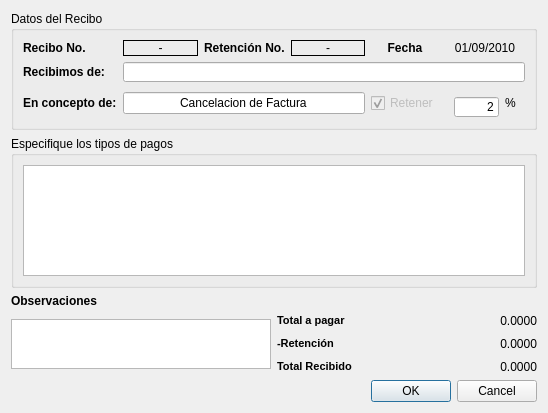
Before: the Qt Designer form src/ui/credito.ui in armonge/EsquipulasPy, drawn with Qt 5.
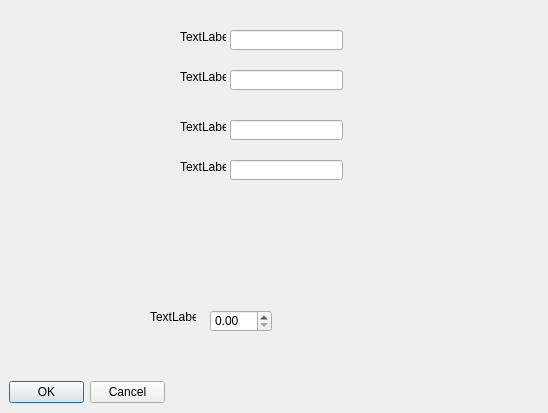
After: the same form once the commit is applied.

Diff of the .ui file:
```diff
--- a/src/ui/credito.ui
+++ b/src/ui/credito.ui
@@ -13,495 +13,137 @@
   <property name="windowTitle">
    <string>Recibo</string>
   </property>
-  <layout class="QVBoxLayout" name="verticalLayout">
-   <item>
-    <widget class="QGroupBox" name="groupBox_4">
-     <property name="maximumSize">
-      <size>
-       <width>16777215</width>
-       <height>140</height>
-      </size>
-     </property>
-     <property name="title">
-      <string>Datos del Recibo</string>
-     </property>
-     <layout class="QHBoxLayout" name="horizontalLayout">
-      <item>
-       <layout class="QGridLayout" name="gridLayout">
-        <item row="0" column="0">
-         <widget class="QLabel" name="label_2">
-          <property name="sizePolicy">
-           <sizepolicy hsizetype="Fixed" vsizetype="Preferred">
-            <horstretch>0</horstretch>
-            <verstretch>0</verstretch>
-           </sizepolicy>
-          </property>
-          <property name="text">
-           <string>&lt;b&gt;Recibo No.&lt;/b&gt;</string>
-          </property>
-         </widget>
-        </item>
-        <item row="0" column="1">
-         <widget class="QLabel" name="lblnrec">
-          <property name="sizePolicy">
-           <sizepolicy hsizetype="MinimumExpanding" vsizetype="Fixed">
-            <horstretch>0</horstretch>
-            <verstretch>0</verstretch>
-           </sizepolicy>
-          </property>
-          <property name="styleSheet">
-           <string notr="true">border:1px solid #000</string>
-          </property>
-          <property name="text">
-           <string>-</string>
-          </property>
-          <property name="alignment">
-           <set>Qt::AlignCenter</set>
-          </property>
-         </widget>
-        </item>
-        <item row="0" column="2" colspan="2">
-         <widget class="QLabel" name="label_7">
-          <property name="enabled">
-           <bool>true</bool>
-          </property>
-          <property name="sizePolicy">
-           <sizepolicy hsizetype="Fixed" vsizetype="Preferred">
-            <horstretch>0</horstretch>
-            <verstretch>0</verstretch>
-           </sizepolicy>
-          </property>
-          <property name="text">
-           <string>&lt;b&gt;Retención No.&lt;/b&gt;</string>
-          </property>
-         </widget>
-        </item>
-        <item row="0" column="4">
-         <widget class="QLabel" name="lblnreten">
-          <property name="enabled">
-           <bool>true</bool>
-          </property>
-          <property name="sizePolicy">
-           <sizepolicy hsizetype="MinimumExpanding" vsizetype="Fixed">
-            <horstretch>0</horstretch>
-            <verstretch>0</verstretch>
-           </sizepolicy>
-          </property>
-          <property name="maximumSize">
-           <size>
-            <width>16777215</width>
-            <height>20</height>
-           </size>
-          </property>
-          <property name="styleSheet">
-           <string notr="true">border:1px solid #000</string>
-          </property>
-          <property name="text">
-           <string>-</string>
-          </property>
-          <property name="alignment">
-           <set>Qt::AlignCenter</set>
-          </property>
-         </widget>
-        </item>
-        <item row="0" column="5">
-         <widget class="QLabel" name="label_5">
-          <property name="sizePolicy">
-           <sizepolicy hsizetype="Preferred" vsizetype="Preferred">
-            <horstretch>0</horstretch>
-            <verstretch>0</verstretch>
-           </sizepolicy>
-          </property>
-          <property name="text">
-           <string>&lt;b&gt;Fecha&lt;/b&gt;</string>
-          </property>
-          <property name="alignment">
-           <set>Qt::AlignCenter</set>
-          </property>
-         </widget>
-        </item>
-        <item row="0" column="6">
-         <widget class="QLabel" name="lblfecha">
-          <property name="sizePolicy">
-           <sizepolicy hsizetype="Preferred" vsizetype="Preferred">
-            <horstretch>0</horstretch>
-            <verstretch>0</verstretch>
-           </sizepolicy>
-          </property>
-          <property name="text">
-           <string>01/09/2010</string>
-          </property>
-          <property name="alignment">
-           <set>Qt::AlignCenter</set>
-          </property>
-         </widget>
-        </item>
-        <item row="1" column="0">
-         <widget class="QLabel" name="label">
-          <property name="sizePolicy">
-           <sizepolicy hsizetype="Fixed" vsizetype="Preferred">
-            <horstretch>0</horstretch>
-            <verstretch>0</verstretch>
-           </sizepolicy>
-          </property>
-          <property name="text">
-           <string>&lt;b&gt;Recibimos de:&lt;/b&gt;</string>
-          </property>
-         </widget>
-        </item>
-        <item row="1" column="1" colspan="6">
-         <widget class="QLineEdit" name="txtcliente">
-          <property name="sizePolicy">
-           <sizepolicy hsizetype="Expanding" vsizetype="Minimum">
-            <horstretch>0</horstretch>
-            <verstretch>0</verstretch>
-           </sizepolicy>
-          </property>
-          <property name="minimumSize">
-           <size>
-            <width>0</width>
-            <height>20</height>
-           </size>
-          </property>
-          <property name="readOnly">
-           <bool>true</bool>
-          </property>
-         </widget>
-        </item>
-        <item row="2" column="0">
-         <widget class="QLabel" name="label_6">
-          <property name="sizePolicy">
-           <sizepolicy hsizetype="Fixed" vsizetype="Preferred">
-            <horstretch>0</horstretch>
-            <verstretch>0</verstretch>
-           </sizepolicy>
-          </property>
-          <property name="text">
-           <string>&lt;b&gt;En concepto de:&lt;/b&gt;</string>
-          </property>
-          <property name="buddy">
-           <cstring>txtconcepto</cstring>
-          </property>
-         </widget>
-        </item>
-        <item row="2" column="1" colspan="4">
-         <widget class="QLineEdit" name="txtconcepto">
-          <property name="sizePolicy">
-           <sizepolicy hsizetype="MinimumExpanding" vsizetype="Fixed">
-            <horstretch>0</horstretch>
-            <verstretch>0</verstretch>
-           </sizepolicy>
-          </property>
-          <property name="minimumSize">
-           <size>
-            <width>0</width>
-            <height>20</height>
-           </size>
-          </property>
-          <property name="styleSheet">
-           <string notr="true"/>
-          </property>
-          <property name="text">
-           <string>Cancelacion de Factura</string>
-          </property>
-          <property name="alignment">
-           <set>Qt::AlignCenter</set>
-          </property>
-          <property name="dragEnabled">
-           <bool>true</bool>
-          </property>
-          <property name="readOnly">
-           <bool>true</bool>
-          </property>
-         </widget>
-        </item>
-        <item row="2" column="6">
-         <widget class="QStackedWidget" name="swtasaret">
-          <property name="sizePolicy">
-           <sizepolicy hsizetype="MinimumExpanding" vsizetype="Preferred">
-            <horstretch>0</horstretch>
-            <verstretch>0</verstretch>
-           </sizepolicy>
-          </property>
-          <property name="minimumSize">
-           <size>
-            <width>0</width>
-            <height>30</height>
-           </size>
-          </property>
-          <property name="maximumSize">
-           <size>
-            <width>80</width>
-            <height>30</height>
-           </size>
-          </property>
-          <property name="currentIndex">
-           <number>1</number>
-          </property>
-          <widget class="QWidget" name="page_9">
-           <layout class="QHBoxLayout" name="horizontalLayout_9">
-            <item>
-             <widget class="QComboBox" name="cbtasaret">
-              <property name="minimumSize">
-               <size>
-                <width>0</width>
-                <height>20</height>
-               </size>
-              </property>
-              <property name="editable">
-               <bool>false</bool>
-              </property>
-             </widget>
-            </item>
-            <item>
-             <widget class="QLabel" name="label_8">
-              <property name="text">
-               <string>%</string>
-              </property>
-             </widget>
-            </item>
-           </layout>
-          </widget>
-          <widget class="QWidget" name="page_10">
-           <layout class="QHBoxLayout" name="horizontalLayout_10">
-            <item>
-             <widget class="QLineEdit" name="txttasaret">
-              <property name="sizePolicy">
-               <sizepolicy hsizetype="MinimumExpanding" vsizetype="Fixed">
-                <horstretch>0</horstretch>
-                <verstretch>0</verstretch>
-               </sizepolicy>
-              </property>
-              <property name="minimumSize">
-               <size>
-                <width>0</width>
-                <height>20</height>
-               </size>
-              </property>
-              <property name="styleSheet">
-               <string notr="true"/>
-              </property>
-              <property name="text">
-               <string>2</string>
-              </property>
-              <property name="alignment">
-               <set>Qt::AlignRight|Qt::AlignTrailing|Qt::AlignVCenter</set>
-              </property>
-              <property name="dragEnabled">
-               <bool>true</bool>
-              </property>
-              <property name="readOnly">
-               <bool>true</bool>
-              </property>
-             </widget>
-            </item>
-            <item>
-             <widget class="QLabel" name="label_9">
-              <property name="text">
-               <string>%</string>
-              </property>
-              <property name="alignment">
-               <set>Qt::AlignLeading|Qt::AlignLeft|Qt::AlignVCenter</set>
-              </property>
-             </widget>
-            </item>
-           </layout>
-          </widget>
-         </widget>
-        </item>
-        <item row="2" column="5">
-         <widget class="QCheckBox" name="ckretener">
-          <property name="enabled">
-           <bool>false</bool>
-          </property>
-          <property name="text">
-           <string>Retener</string>
-          </property>
-          <property name="checked">
-           <bool>true</bool>
-          </property>
-         </widget>
-        </item>
-       </layout>
-      </item>
-     </layout>
-    </widget>
-   </item>
-   <item>
-    <widget class="QGroupBox" name="groupBox_3">
-     <property name="sizePolicy">
-      <sizepolicy hsizetype="MinimumExpanding" vsizetype="Preferred">
-       <horstretch>0</horstretch>
-       <verstretch>0</verstretch>
-      </sizepolicy>
-     </property>
-     <property name="title">
-      <string>Especifique los tipos de pagos</string>
-     </property>
-     <layout class="QHBoxLayout" name="horizontalLayout_7">
-      <item>
-       <widget class="QTableView" name="tabledetails">
-        <property name="sizePolicy">
-         <sizepolicy hsizetype="Preferred" vsizetype="Preferred">
-          <horstretch>0</horstretch>
-          <verstretch>0</verstretch>
-         </sizepolicy>
-        </property>
-        <property name="minimumSize">
-         <size>
-          <width>0</width>
-          <height>70</height>
-         </size>
-        </property>
-        <property name="editTriggers">
-         <set>QAbstractItemView::NoEditTriggers</set>
-        </property>
-       </widget>
-      </item>
-     </layout>
-    </widget>
-   </item>
-   <item>
-    <widget class="QLabel" name="label_20">
-     <property name="enabled">
-      <bool>true</bool>
-     </property>
-     <property name="sizePolicy">
-      <sizepolicy hsizetype="Fixed" vsizetype="Preferred">
-       <horstretch>0</horstretch>
-       <verstretch>0</verstretch>
-      </sizepolicy>
-     </property>
-     <property name="text">
-      <string>&lt;b&gt;Observaciones &lt;/b&gt;</string>
-     </property>
-    </widget>
-   </item>
-   <item>
-    <layout class="QHBoxLayout" name="horizontalLayout_2">
-     <item>
-      <widget class="QPlainTextEdit" name="txtobservaciones">
-       <property name="enabled">
-        <bool>true</bool>
-       </property>
-       <property name="maximumSize">
-        <size>
-         <width>16777215</width>
-         <height>50</height>
-        </size>
-       </property>
-       <property name="readOnly">
-        <bool>true</bool>
-       </property>
-      </widget>
-     </item>
-     <item>
-      <layout class="QGridLayout" name="gridLayout_2">
-       <item row="0" column="0">
-        <widget class="QLabel" name="label_3">
-         <property name="text">
-          <string>&lt;!DOCTYPE HTML PUBLIC &quot;-//W3C//DTD HTML 4.0//EN&quot; &quot;http://www.w3.org/TR/REC-html40/strict.dtd&quot;&gt;
-&lt;html&gt;&lt;head&gt;&lt;meta name=&quot;qrichtext&quot; content=&quot;1&quot; /&gt;&lt;style type=&quot;text/css&quot;&gt;
-p, li { white-space: pre-wrap; }
-&lt;/style&gt;&lt;/head&gt;&lt;body style=&quot; font-family:'MS Shell Dlg 2'; font-size:8.25pt; font-weight:400; font-style:normal;&quot;&gt;
-&lt;p style=&quot; margin-top:0px; margin-bottom:0px; margin-left:0px; margin-right:0px; -qt-block-indent:0; text-indent:0px;&quot;&gt;&lt;span style=&quot; font-weight:600;&quot;&gt;Total a pagar&lt;/span&gt;&lt;/p&gt;&lt;/body&gt;&lt;/html&gt;</string>
-         </property>
-        </widget>
-       </item>
-       <item row="0" column="1">
-        <widget class="QLabel" name="lbltotal">
-         <property name="text">
-          <string>0.0000</string>
-         </property>
-         <property name="alignment">
-          <set>Qt::AlignRight|Qt::AlignTrailing|Qt::AlignVCenter</set>
-         </property>
-        </widget>
-       </item>
-       <item row="1" column="0">
-        <widget class="QLabel" name="label_19">
-         <property name="enabled">
-          <bool>true</bool>
-         </property>
-         <property name="sizePolicy">
-          <sizepolicy hsizetype="Fixed" vsizetype="Preferred">
-           <horstretch>0</horstretch>
-           <verstretch>0</verstretch>
-          </sizepolicy>
-         </property>
-         <property name="text">
-          <string>&lt;!DOCTYPE HTML PUBLIC &quot;-//W3C//DTD HTML 4.0//EN&quot; &quot;http://www.w3.org/TR/REC-html40/strict.dtd&quot;&gt;
-&lt;html&gt;&lt;head&gt;&lt;meta name=&quot;qrichtext&quot; content=&quot;1&quot; /&gt;&lt;style type=&quot;text/css&quot;&gt;
-p, li { white-space: pre-wrap; }
-&lt;/style&gt;&lt;/head&gt;&lt;body style=&quot; font-family:'MS Shell Dlg 2'; font-size:8.25pt; font-weight:400; font-style:normal;&quot;&gt;
-&lt;p style=&quot; margin-top:0px; margin-bottom:0px; margin-left:0px; margin-right:0px; -qt-block-indent:0; text-indent:0px;&quot;&gt;&lt;span style=&quot; font-size:8pt; font-weight:600;&quot;&gt;-Retención&lt;/span&gt;&lt;/p&gt;&lt;/body&gt;&lt;/html&gt;</string>
-         </property>
-        </widget>
-       </item>
-       <item row="1" column="1">
-        <widget class="QLabel" name="lbltotalreten">
-         <property name="enabled">
-          <bool>true</bool>
-         </property>
-         <property name="sizePolicy">
-          <sizepolicy hsizetype="MinimumExpanding" vsizetype="Fixed">
-           <horstretch>0</horstretch>
-           <verstretch>0</verstretch>
-          </sizepolicy>
-         </property>
-         <property name="minimumSize">
-          <size>
-           <width>0</width>
-           <height>20</height>
-          </size>
-         </property>
-         <property name="styleSheet">
-          <string notr="true"/>
-         </property>
-         <property name="text">
-          <string>0.0000</string>
-         </property>
-         <property name="alignment">
-          <set>Qt::AlignRight|Qt::AlignTrailing|Qt::AlignVCenter</set>
-         </property>
-        </widget>
-       </item>
-       <item row="2" column="0" rowspan="2">
-        <widget class="QLabel" name="label_4">
-         <property name="text">
-          <string>&lt;!DOCTYPE HTML PUBLIC &quot;-//W3C//DTD HTML 4.0//EN&quot; &quot;http://www.w3.org/TR/REC-html40/strict.dtd&quot;&gt;
-&lt;html&gt;&lt;head&gt;&lt;meta name=&quot;qrichtext&quot; content=&quot;1&quot; /&gt;&lt;style type=&quot;text/css&quot;&gt;
-p, li { white-space: pre-wrap; }
-&lt;/style&gt;&lt;/head&gt;&lt;body style=&quot; font-family:'MS Shell Dlg 2'; font-size:8.25pt; font-weight:400; font-style:normal;&quot;&gt;
-&lt;p style=&quot; margin-top:0px; margin-bottom:0px; margin-left:0px; margin-right:0px; -qt-block-indent:0; text-indent:0px;&quot;&gt;&lt;span style=&quot; font-size:8pt; font-weight:600;&quot;&gt;Total Recibido&lt;/span&gt;&lt;/p&gt;&lt;/body&gt;&lt;/html&gt;</string>
-         </property>
-        </widget>
-       </item>
-       <item row="2" column="1" rowspan="2">
-        <widget class="QLabel" name="lbltotalrecibo">
-         <property name="text">
-          <string>0.0000</string>
-         </property>
-         <property name="alignment">
-          <set>Qt::AlignRight|Qt::AlignTrailing|Qt::AlignVCenter</set>
-         </property>
-        </widget>
-       </item>
-      </layout>
-     </item>
-    </layout>
-   </item>
-   <item>
-    <widget class="QDialogButtonBox" name="buttonBox">
-     <property name="orientation">
-      <enum>Qt::Horizontal</enum>
-     </property>
-     <property name="standardButtons">
-      <set>QDialogButtonBox::Cancel|QDialogButtonBox::Ok</set>
-     </property>
-    </widget>
-   </item>
-  </layout>
+  <widget class="QDialogButtonBox" name="buttonBox">
+   <property name="geometry">
+    <rect>
+     <x>9</x>
+     <y>381</y>
+     <width>156</width>
+     <height>23</height>
+    </rect>
+   </property>
+   <property name="orientation">
+    <enum>Qt::Horizontal</enum>
+   </property>
+   <property name="standardButtons">
+    <set>QDialogButtonBox::Cancel|QDialogButtonBox::Ok</set>
+   </property>
+  </widget>
+  <widget class="QLineEdit" name="lineEdit">
+   <property name="geometry">
+    <rect>
+     <x>230</x>
+     <y>30</y>
+     <width>113</width>
+     <height>20</height>
+    </rect>
+   </property>
+  </widget>
+  <widget class="QLabel" name="label">
+   <property name="geometry">
+    <rect>
+     <x>180</x>
+     <y>30</y>
+     <width>46</width>
+     <height>13</height>
+    </rect>
+   </property>
+   <property name="text">
+    <string>TextLabel</string>
+   </property>
+  </widget>
+  <widget class="QLineEdit" name="lineEdit_2">
+   <property name="geometry">
+    <rect>
+     <x>230</x>
+     <y>70</y>
+     <width>113</width>
+     <height>20</height>
+    </rect>
+   </property>
+  </widget>
+  <widget class="QLabel" name="label_2">
+   <property name="geometry">
+    <rect>
+     <x>180</x>
+     <y>70</y>
+     <width>46</width>
+     <height>13</height>
+    </rect>
+   </property>
+   <property name="text">
+    <string>TextLabel</string>
+   </property>
+  </widget>
+  <widget class="QLineEdit" name="lineEdit_3">
+   <property name="geometry">
+    <rect>
+     <x>230</x>
+     <y>120</y>
+     <width>113</width>
+     <height>20</height>
+    </rect>
+   </property>
+  </widget>
+  <widget class="QLabel" name="label_3">
+   <property name="geometry">
+    <rect>
+     <x>180</x>
+     <y>120</y>
+     <width>46</width>
+     <height>13</height>
+    </rect>
+   </property>
+   <property name="text">
+    <string>TextLabel</string>
+   </property>
+  </widget>
+  <widget class="QLineEdit" name="lineEdit_4">
+   <property name="geometry">
+    <rect>
+     <x>230</x>
+     <y>160</y>
+     <width>113</width>
+     <height>20</height>
+    </rect>
+   </property>
+  </widget>
+  <widget class="QLabel" name="label_4">
+   <property name="geometry">
+    <rect>
+     <x>180</x>
+     <y>160</y>
+     <width>46</width>
+     <height>13</height>
+    </rect>
+   </property>
+   <property name="text">
+    <string>TextLabel</string>
+   </property>
+  </widget>
+  <widget class="QDoubleSpinBox" name="doubleSpinBox">
+   <property name="geometry">
+    <rect>
+     <x>210</x>
+     <y>310</y>
+     <width>62</width>
+     <height>22</height>
+    </rect>
+   </property>
+  </widget>
+  <widget class="QLabel" name="label_5">
+   <property name="geometry">
+    <rect>
+     <x>150</x>
+     <y>310</y>
+     <width>46</width>
+     <height>13</height>
+    </rect>
+   </property>
+   <property name="text">
+    <string>TextLabel</string>
+   </property>
+  </widget>
  </widget>
  <resources/>
  <connections>
```
